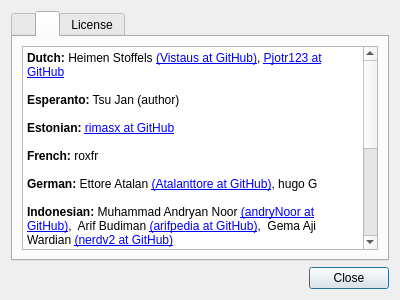
Before: the Qt Designer form Kvantum/kvantummanager/about.ui in tsujan/Kvantum, drawn with Qt 5.
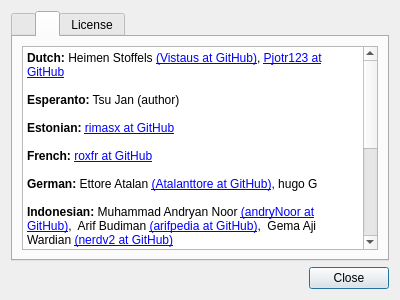
After: the same form once the commit is applied. The open tabs and pages were chosen to show the change.

Diff of the .ui file:
```diff
--- a/Kvantum/kvantummanager/about.ui
+++ b/Kvantum/kvantummanager/about.ui
@@ -103,7 +103,7 @@
 &lt;p style=&quot;-qt-paragraph-type:empty; margin-top:0px; margin-bottom:0px; margin-left:0px; margin-right:0px; -qt-block-indent:0; text-indent:0px;&quot;&gt;&lt;br /&gt;&lt;/p&gt;
 &lt;p style=&quot; margin-top:0px; margin-bottom:0px; margin-left:0px; margin-right:0px; -qt-block-indent:0; text-indent:0px;&quot;&gt;&lt;span style=&quot; font-weight:600;&quot;&gt;Estonian:&lt;/span&gt; &lt;a href=&quot;https://github.com/rimasx&quot;&gt;&lt;span;&gt;rimasx at GitHub&lt;/span&gt;&lt;/a&gt;&lt;/p&gt;
 &lt;p style=&quot;-qt-paragraph-type:empty; margin-top:0px; margin-bottom:0px; margin-left:0px; margin-right:0px; -qt-block-indent:0; text-indent:0px;&quot;&gt;&lt;br /&gt;&lt;/p&gt;
-&lt;p style=&quot; margin-top:0px; margin-bottom:0px; margin-left:0px; margin-right:0px; -qt-block-indent:0; text-indent:0px;&quot;&gt;&lt;span style=&quot; font-weight:600;&quot;&gt;French:&lt;/span&gt; roxfr&lt;/span&gt;&lt;/a&gt;&lt;/p&gt;
+&lt;p style=&quot; margin-top:0px; margin-bottom:0px; margin-left:0px; margin-right:0px; -qt-block-indent:0; text-indent:0px;&quot;&gt;&lt;span style=&quot; font-weight:600;&quot;&gt;French:&lt;/span&gt; &lt;a href=&quot;https://github.com/roxfr&quot;&gt;&lt;span;&gt;roxfr at GitHub&lt;/span&gt;&lt;/a&gt;&lt;/p&gt;
 &lt;p style=&quot;-qt-paragraph-type:empty; margin-top:0px; margin-bottom:0px; margin-left:0px; margin-right:0px; -qt-block-indent:0; text-indent:0px;&quot;&gt;&lt;br /&gt;&lt;/p&gt;
 &lt;p style=&quot; margin-top:0px; margin-bottom:0px; margin-left:0px; margin-right:0px; -qt-block-indent:0; text-indent:0px;&quot;&gt;&lt;span style=&quot; font-weight:600;&quot;&gt;German:&lt;/span&gt; Ettore Atalan &lt;a href=&quot;https://github.com/Atalanttore&quot;&gt;&lt;span;&gt;(Atalanttore at GitHub)&lt;/span&gt;&lt;/a&gt;, hugo G&lt;/span&gt;&lt;/a&gt;&lt;/p&gt;
 &lt;p style=&quot;-qt-paragraph-type:empty; margin-top:0px; margin-bottom:0px; margin-left:0px; margin-right:0px; -qt-block-indent:0; text-indent:0px;&quot;&gt;&lt;br /&gt;&lt;/p&gt;
@@ -117,9 +117,9 @@
 &lt;p style=&quot;-qt-paragraph-type:empty; margin-top:0px; margin-bottom:0px; margin-left:0px; margin-right:0px; -qt-block-indent:0; text-indent:0px;&quot;&gt;&lt;br /&gt;&lt;/p&gt;
 &lt;p style=&quot; margin-top:0px; margin-bottom:0px; margin-left:0px; margin-right:0px; -qt-block-indent:0; text-indent:0px;&quot;&gt;&lt;span style=&quot; font-weight:600;&quot;&gt;Portuguese (Brazil):&lt;/span&gt; Leandro Ramos &lt;a href=&quot;https://github.com/leandroramos&quot;&gt;&lt;span;&gt;(leandroramos at GitHub)&lt;/span&gt;&lt;/a&gt;, &lt;/span&gt; &lt;a href=&quot;https://github.com/eltonfabricio10&quot;&gt;&lt;span;&gt;eltonfabricio10 at GitHub&lt;/span&gt;&lt;/a&gt;&lt;/p&gt;
 &lt;p style=&quot;-qt-paragraph-type:empty; margin-top:0px; margin-bottom:0px; margin-left:0px; margin-right:0px; -qt-block-indent:0; text-indent:0px;&quot;&gt;&lt;br /&gt;&lt;/p&gt;
-&lt;p style=&quot; margin-top:0px; margin-bottom:0px; margin-left:0px; margin-right:0px; -qt-block-indent:0; text-indent:0px;&quot;&gt;&lt;span style=&quot; font-weight:600;&quot;&gt;Slovak:&lt;/span&gt; Paolo Vigoroso&lt;/p&gt;&lt;/body&gt;&lt;/html&gt;
+&lt;p style=&quot; margin-top:0px; margin-bottom:0px; margin-left:0px; margin-right:0px; -qt-block-indent:0; text-indent:0px;&quot;&gt;&lt;span style=&quot; font-weight:600;&quot;&gt;Slovak:&lt;/span&gt; Paolo Vigoroso&lt;/p&gt;
 &lt;p style=&quot;-qt-paragraph-type:empty; margin-top:0px; margin-bottom:0px; margin-left:0px; margin-right:0px; -qt-block-indent:0; text-indent:0px;&quot;&gt;&lt;br /&gt;&lt;/p&gt;
-&lt;p style=&quot; margin-top:0px; margin-bottom:0px; margin-left:0px; margin-right:0px; -qt-block-indent:0; text-indent:0px;&quot;&gt;&lt;span style=&quot; font-weight:600;&quot;&gt;Spanish:&lt;/span&gt; &lt;a href=&quot;https://github.com/micrococo&quot;&gt;&lt;span;&gt;micrococo at GitHub&lt;/span&gt;&lt;/a&gt;, &lt;/span&gt; Maximiliano Dvyhailo &lt;a href=&quot;https://github.com/MaxiDvy&quot;&gt;&lt;span;&gt;(MaxiDvy at GitHub)&lt;/span&gt;&lt;/a&gt;, Roberto&lt;/p&gt;&lt;/body&gt;&lt;/html&gt;</string>
+&lt;p style=&quot; margin-top:0px; margin-bottom:0px; margin-left:0px; margin-right:0px; -qt-block-indent:0; text-indent:0px;&quot;&gt;&lt;span style=&quot; font-weight:600;&quot;&gt;Spanish:&lt;/span&gt; &lt;a href=&quot;https://github.com/micrococo&quot;&gt;&lt;span;&gt;micrococo at GitHub&lt;/span&gt;&lt;/a&gt;, &lt;/span&gt; Maximiliano Dvyhailo &lt;a href=&quot;https://github.com/MaxiDvy&quot;&gt;&lt;span;&gt;(MaxiDvy at GitHub)&lt;/span&gt;&lt;/a&gt;, Robert Schneider&lt;/p&gt;&lt;/body&gt;&lt;/html&gt;</string>
          </property>
          <property name="openExternalLinks">
           <bool>true</bool>
```
